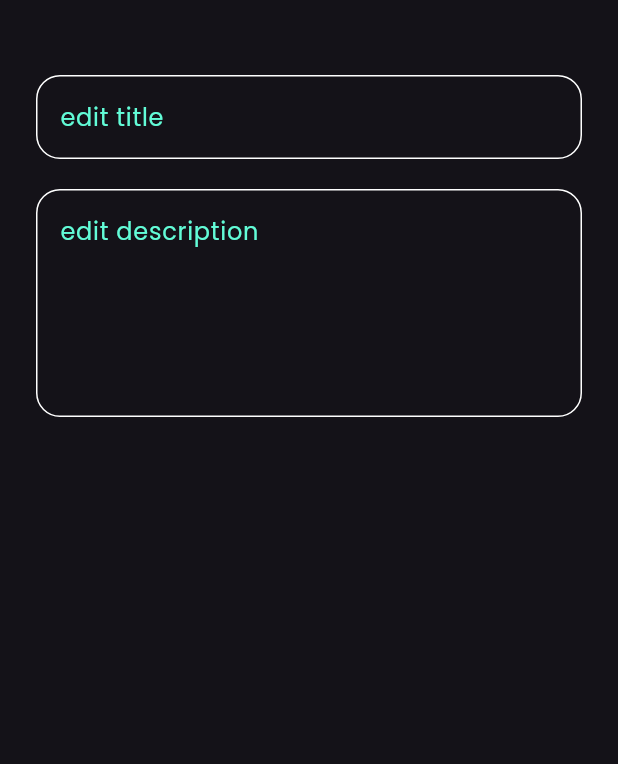
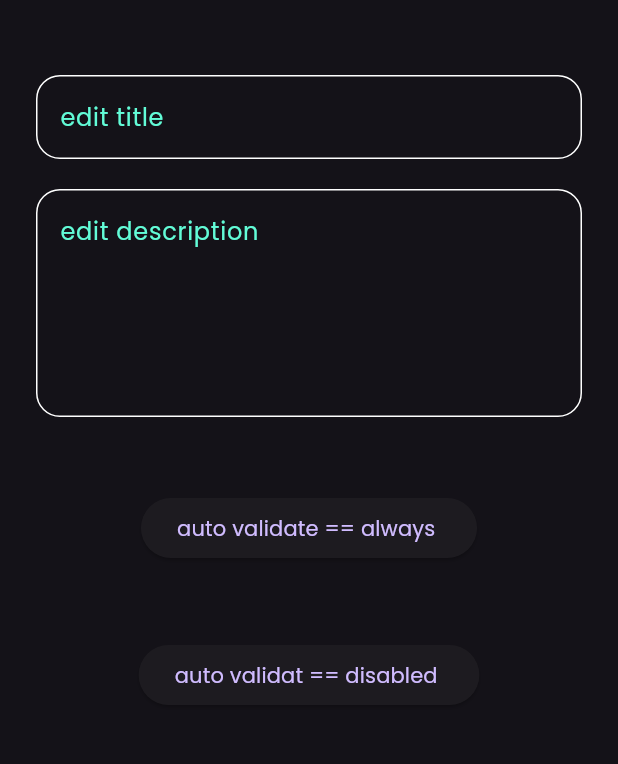
Before and after one commit to AbdullahAlsafty/Not-App, a Flutter app: the EditNotsView screen opened directly, on a phone screen of 412 x 824 dp, the part 99-863 px from its top. Run offline on Flutter 3.47's test engine with Material 3 defaults, Android fonts, the phone set to English and light mode, and no system bars; our stand-ins replace font_awesome_flutter.

Commit message:
made validator text add nots

```diff
--- a/lib/views/nots_view.dart
+++ b/lib/views/nots_view.dart
@@ -14,7 +14,10 @@ class NotsView extends StatelessWidget {
           showModalBottomSheet(
               context: context,
               builder: (context) {
-                return ShowDialogAddNot();
+                return Container(
+                  child: const ShowDialogAddNot(),
+                  color: Colors.green,
+                );
               });
         },
         child: const Icon(Icons.add),
--- a/lib/views/widgets/custom_text_filed.dart
+++ b/lib/views/widgets/custom_text_form_filed.dart
@@ -2,21 +2,40 @@ import 'package:flutter/material.dart';
 import 'package:flutter/widgets.dart';
 import 'package:nots_app/helper/constants.dart';
 
-class CustomTextFiled extends StatelessWidget {
-  const CustomTextFiled({super.key, required this.hint, this.maxlins = 1});
+class CustomTextFormFiled extends StatelessWidget {
+  const CustomTextFormFiled({
+    super.key,
+    required this.hint,
+    this.maxlins = 1,
+    this.onSaved,
+    this.autovalidateMode,
+    // this.validator,
+  });
+  final void Function(String?)? onSaved;
+  // final String   Function(String?)? validator;
   final String hint;
   final int maxlins;
+  final AutovalidateMode? autovalidateMode;
 
   @override
   Widget build(BuildContext context) {
-    return TextField(
+    return TextFormField(
+      autovalidateMode: autovalidateMode,
+      //  autovalidateMode: onSaved==null?AutovalidateMode.disabled:autovalidateMode,
+      onSaved: onSaved,
+      validator: (value) {
+        if (value?.isEmpty ?? true) {
+          return 'this field is required';
+        }
+      },
+
       maxLines: maxlins,
       cursorColor: kPrimaryColor,
       decoration: InputDecoration(
           hintText: hint,
           hintStyle: TextStyle(color: kPrimaryColor),
+          enabledBorder: _getOtlininputBorder(),
           border: _getOtlininputBorder(Colors.yellow),
-          enabledBorder: _getOtlininputBorder(),
           focusedBorder: _getOtlininputBorder(kPrimaryColor)),
     );
   }
--- a/lib/views/widgets/edit_notsview_body.dart
+++ b/lib/views/widgets/edit_notsview_body.dart
@@ -1,16 +1,26 @@
 import 'package:flutter/material.dart';
 import 'package:font_awesome_flutter/font_awesome_flutter.dart';
-import 'package:nots_app/views/widgets/custom_text_filed.dart';
+import 'package:nots_app/views/widgets/custom_text_form_filed.dart';
 
 import 'custom_appbar_widget.dart';
 
-class EditNotsViewBody extends StatelessWidget {
+class EditNotsViewBody extends StatefulWidget {
   const EditNotsViewBody({super.key});
 
   @override
+  State<EditNotsViewBody> createState() => _EditNotsViewBodyState();
+}
+
+class _EditNotsViewBodyState extends State<EditNotsViewBody> {
+  GlobalKey<FormState> formKey = GlobalKey<FormState>();
+  AutovalidateMode autovalidateMode = AutovalidateMode.disabled;
+
+  @override
   Widget build(BuildContext context) {
-    return const Padding(
+    return Padding(
       padding: EdgeInsets.symmetric(horizontal: 24),
+      child: Form(
+        key: formKey,
         child: Column(
           children: [
             SizedBox(height: 20),
@@ -19,15 +29,42 @@ class EditNotsViewBody extends StatelessWidget {
               icon: FontAwesomeIcons.check,
             ),
             SizedBox(height: 50),
-          CustomTextFiled(
+            CustomTextFormFiled(
+              autovalidateMode: autovalidateMode,
               hint: 'edit title',
             ),
             SizedBox(height: 20),
-          CustomTextFiled(
+            CustomTextFormFiled(
+              autovalidateMode: autovalidateMode,
               hint: 'edit description',
               maxlins: 5,
             ),
+            SizedBox(height: 50),
+            ElevatedButton(
+                onPressed: () {
+                  // if (formKey.currentState!.validate()) {
+                  //   autovalidateMode = AutovalidateMode.always;
+                  //   setState(() {
+                  //     formKey.currentState!.save();
+                  //   });
+                  // }
+                },
+                child: Text('auto validate == always ')),
+            SizedBox(height: 50),
+            ElevatedButton(
+                onPressed: () {
+                  // if (formKey.currentState!.validate()) {
+                  //   autovalidateMode = AutovalidateMode.disabled;
+                  //   setState(() {
+                  //     formKey.currentState!.save();
+                  //   }
+
+                  //   );
+                  // }
+                },
+                child: Text('auto validat == disabled '))
           ],
+        ),
       ),
     );
   }
```
Also changed, not shown: lib/views/add_note_form.dart (added, +60 -0 lines), lib/views/widgets/custom_add_buttom.dart (+9 -4 lines), lib/views/widgets/showdialog_add_not.dart (+4 -18 lines), pubspec.yaml (+5 -3 lines), pubspec.lock. Lines whose indentation alone changed are shown as unchanged.
